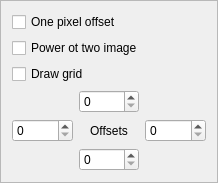
First picture: the form in layoutconfigframe.ui, repository andryblack/fontbuilder, before the edit.
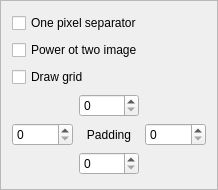
Second picture: the form after the edit.

The edit to the form file:
```diff
--- a/layoutconfigframe.ui
+++ b/layoutconfigframe.ui
@@ -7,7 +7,7 @@
     <x>0</x>
     <y>0</y>
     <width>218</width>
-    <height>170</height>
+    <height>190</height>
    </rect>
   </property>
   <property name="windowTitle">
@@ -23,7 +23,7 @@
    <item>
     <widget class="QCheckBox" name="checkBoxOnePixelOffset">
      <property name="text">
-      <string>One pixel offset</string>
+      <string>One pixel separator</string>
      </property>
     </widget>
    </item>
@@ -60,7 +60,7 @@
      <item row="1" column="1">
       <widget class="QLabel" name="label">
        <property name="text">
-        <string>Offsets</string>
+        <string>Padding</string>
        </property>
        <property name="alignment">
         <set>Qt::AlignCenter</set>
```
Left out of the diff: 3 changed lines with no effect on the pictures.
